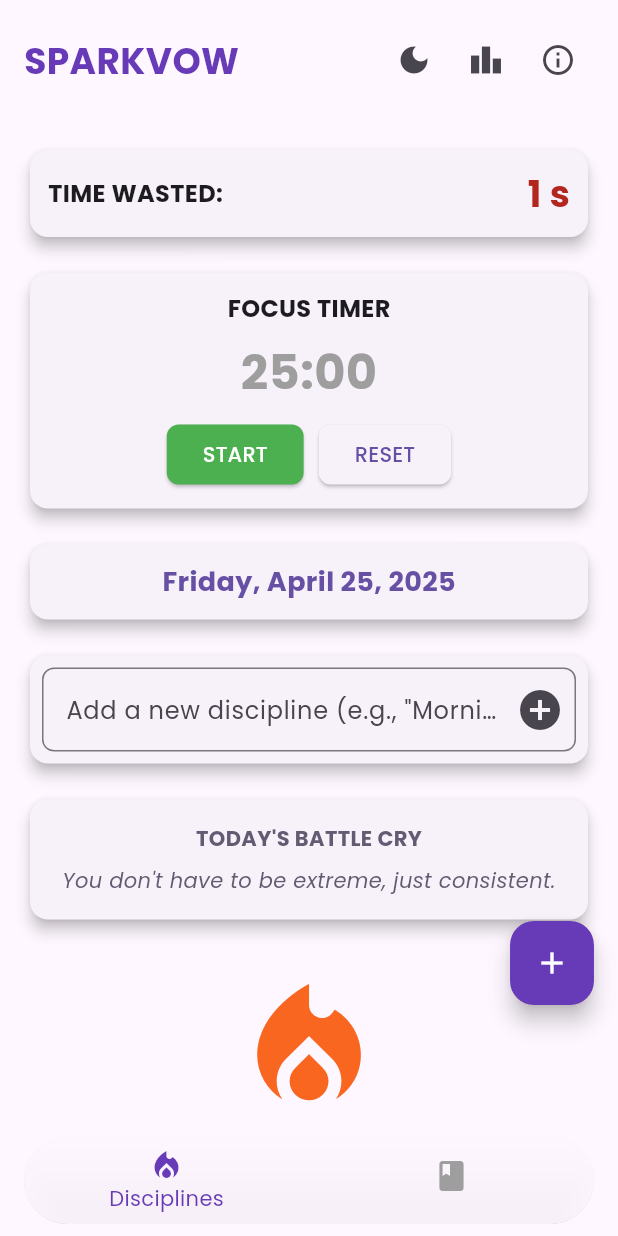
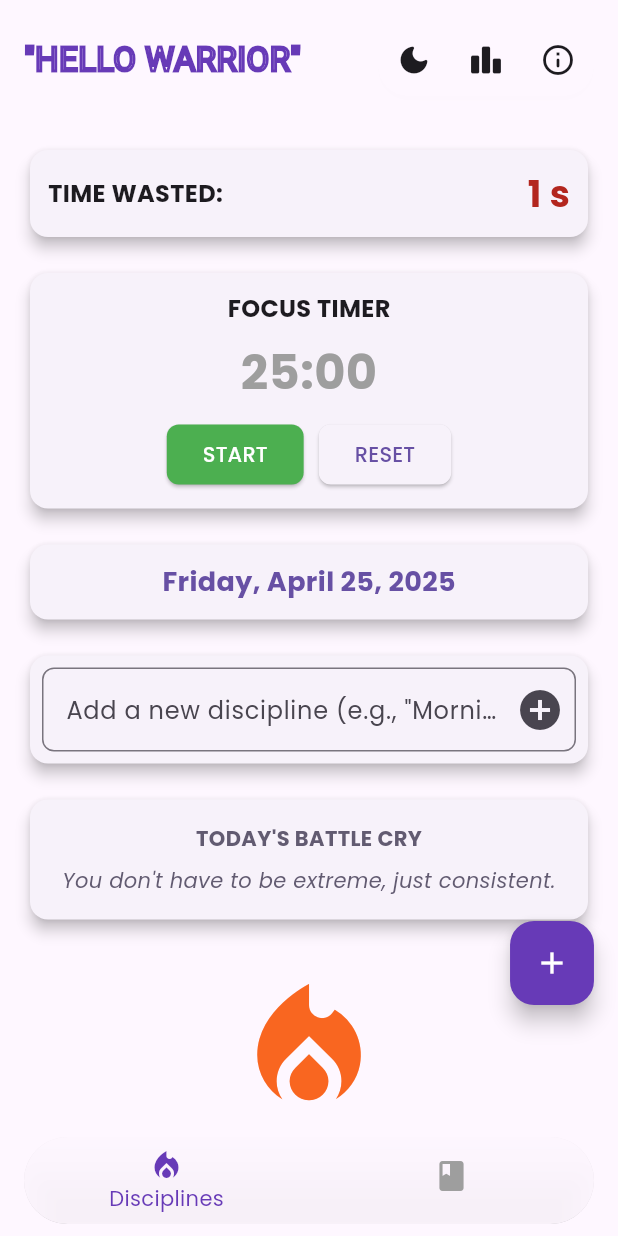
Before and after one commit to ganesh12122/Daily_Spark, a Flutter app: the screen it shows after launch, after a tap on "Skip", on a phone screen of 412 x 824 dp. Run offline on Flutter 3.47's test engine with Material 3 defaults, Android fonts, the light colour scheme and no system bars; our stand-ins replace audioplayers, confetti, flutter_local_notifications, google_fonts, introduction_screen, package_info_plus and 2 more.

Commit message:
web app beta launch

```diff
--- a/lib/main.dart
+++ b/lib/main.dart
@@ -26,7 +26,7 @@ class MyApp extends StatelessWidget {
     return Consumer<DisciplineProvider>(
       builder: (context, disciplineProvider, child) {
         return MaterialApp(
-          title: 'SparkVow',
+          title: 'DailySpark',
           theme: ThemeData(
             primarySwatch: Colors.deepPurple,
             brightness: Brightness.light,
--- a/lib/ui/screens/daily_spark_screen.dart
+++ b/lib/ui/screens/daily_spark_screen.dart
@@ -49,24 +49,14 @@ class _DailySparkScreenState extends State<DailySparkScreen> with TickerProvider
   void initState() {
     super.initState();
     _notificationService = NotificationService();
-    _pulseController = AnimationController(
-      vsync: this,
-      duration: const Duration(milliseconds: 1000),
-    )..repeat(reverse: true);
-    _badgeScaleController = AnimationController(
-      vsync: this,
-      duration: const Duration(milliseconds: 300),
-    );
-    _quoteFadeController = AnimationController(
-      vsync: this,
-      duration: const Duration(milliseconds: 1000),
-    )..forward();
+    _pulseController = AnimationController(vsync: this, duration: const Duration(milliseconds: 1000))..repeat(reverse: true);
+    _badgeScaleController = AnimationController(vsync: this, duration: const Duration(milliseconds: 300));
+    _quoteFadeController = AnimationController(vsync: this, duration: const Duration(milliseconds: 1000))..forward();
     _confettiController = ConfettiController(duration: const Duration(seconds: 3));
     _initializeNotifications();
     _startTimers();
     _checkAchievements();
     AnalyticsService.logEvent('app_opened');
-
     WidgetsBinding.instance.addPostFrameCallback((_) {
       final provider = Provider.of<DisciplineProvider>(context, listen: false);
       _displayedList = List.from(provider.list);
@@ -89,17 +79,12 @@ class _DailySparkScreenState extends State<DailySparkScreen> with TickerProvider
 
   void _startTimers() {
     _secondsWastedTimer = Timer.periodic(const Duration(seconds: 1), (timer) {
-      if (!_isPaused) {
-        setState(() {
-          _secondsWasted++;
+      if (!_isPaused) setState(() => _secondsWasted++);
     });
-      }
-    });
+
     _pomodoroTimer = Timer.periodic(const Duration(seconds: 1), (timer) {
       if (_pomodoroActive && _pomodoroSeconds > 0) {
-        setState(() {
-          _pomodoroSeconds--;
-        });
+        setState(() => _pomodoroSeconds--);
         if (_pomodoroSeconds == 0) {
           _playPomodoroChime();
           _stopPomodoro();
@@ -116,14 +101,12 @@ class _DailySparkScreenState extends State<DailySparkScreen> with TickerProvider
   void _checkAchievements() {
     final provider = Provider.of<DisciplineProvider>(context, listen: false);
     final level = provider.achievementLevel;
-
     if (level != 'none') {
       setState(() {
         _showAchievement = true;
         _achievementLevel = level;
         _badgeScaleController.forward();
       });
-
       if (level == 'gold') {
         _achievementMessage = 'MASTER OF DISCIPLINE! You completed all tasks today!';
         _notificationService.showAchievementNotification(
@@ -139,7 +122,6 @@ class _DailySparkScreenState extends State<DailySparkScreen> with TickerProvider
         );
         AnalyticsService.logEvent('silver_badge_earned');
       }
-
       Future.delayed(const Duration(seconds: 5), () {
         if (mounted) {
           setState(() {
@@ -188,7 +170,6 @@ class _DailySparkScreenState extends State<DailySparkScreen> with TickerProvider
     final provider = Provider.of<DisciplineProvider>(context, listen: false);
     final completed = provider.list.where((d) => d.isDone).length;
     final total = provider.list.length;
-
     _notificationService.showAchievementNotification(
       '⚠️ Discipline Failure',
       'You only completed $completed/$total tasks! Try harder tomorrow!',
@@ -250,19 +231,12 @@ class _DailySparkScreenState extends State<DailySparkScreen> with TickerProvider
               CheckboxListTile(
                 title: const Text('Commit to 48 days'),
                 value: commitTo48Days,
-                onChanged: (value) {
-                  setState(() {
-                    commitTo48Days = value ?? true;
-                  });
-                },
+                onChanged: (value) => setState(() => commitTo48Days = value ?? true),
               ),
             ],
           ),
           actions: [
-            TextButton(
-              onPressed: () => Navigator.of(ctx).pop(null),
-              child: const Text('Cancel'),
-            ),
+            TextButton(onPressed: () => Navigator.of(ctx).pop(null), child: const Text('Cancel')),
             TextButton(
               onPressed: () => Navigator.of(ctx).pop({
                 'confirmed': true,
@@ -311,15 +285,10 @@ class _DailySparkScreenState extends State<DailySparkScreen> with TickerProvider
     if (direction == DismissDirection.startToEnd) {
       final discipline = _displayedList[index];
       if (!provider.canDeleteDiscipline(discipline)) {
-        // Store context before async operation
         final scaffoldMessenger = ScaffoldMessenger.of(context);
         if (mounted) {
           scaffoldMessenger.showSnackBar(
-            SnackBar(
-              content: Text(
-                'You must achieve a 48-day streak before deleting "${discipline.discipline}"!',
-              ),
-            ),
+            SnackBar(content: Text('You must achieve a 48-day streak before deleting "${discipline.discipline}"!')),
           );
         }
         return false;
@@ -333,14 +302,8 @@ class _DailySparkScreenState extends State<DailySparkScreen> with TickerProvider
                 'Do you want to delete this discipline or renew it for another 48 days?',
           ),
           actions: [
-            TextButton(
-              onPressed: () => Navigator.of(ctx).pop('renew'),
-              child: const Text('Renew'),
-            ),
-            TextButton(
-              onPressed: () => Navigator.of(ctx).pop('delete'),
-              child: const Text('Delete'),
-            ),
+            TextButton(onPressed: () => Navigator.of(ctx).pop('renew'), child: const Text('Renew')),
+            TextButton(onPressed: () => Navigator.of(ctx).pop('delete'), child: const Text('Delete')),
           ],
         ),
       );
@@ -391,7 +354,6 @@ class _DailySparkScreenState extends State<DailySparkScreen> with TickerProvider
     final completedToday = provider.list.where((d) => d.isDone).length;
     final totalTasks = provider.list.length;
     final completionRate = totalTasks > 0 ? (completedToday / totalTasks) * 100 : 0;
-
     showDialog(
       context: context,
       builder: (ctx) => AlertDialog(
@@ -431,10 +393,7 @@ class _DailySparkScreenState extends State<DailySparkScreen> with TickerProvider
           ],
         ),
         actions: [
-          TextButton(
-            onPressed: () => Navigator.of(ctx).pop(),
-            child: const Text('CLOSE'),
-          ),
+          TextButton(onPressed: () => Navigator.of(ctx).pop(), child: const Text('CLOSE')),
         ],
       ),
     );
@@ -466,15 +425,15 @@ class _DailySparkScreenState extends State<DailySparkScreen> with TickerProvider
           crossAxisAlignment: CrossAxisAlignment.start,
           children: [
             Text(
-              '🔥 THE ULTIMATE DISCIPLINE BUILDER 🔥\n\n'
-                  'This app is designed for warriors who refuse to waste time.\n\n'
-                  'Every second counts. Every discipline matters.\n\n'
+              '🔥 THE ULTIMATE DISCIPLINE BUILDER 🔥\n'
+                  'This app is designed for warriors who refuse to waste time.\n'
+                  'Every second counts. Every discipline matters.\n'
                   'Features:\n'
                   '- Track daily disciplines\n'
                   '- Build unbreakable streaks\n'
                   '- Time wasting counter\n'
                   '- Focus timer\n'
-                  '- Hardcore motivation\n\n'
+                  '- Hardcore motivation\n'
                   'Version: ${packageInfo.version}\n'
                   'Beta Release',
             ),
@@ -510,10 +469,7 @@ class _DailySparkScreenState extends State<DailySparkScreen> with TickerProvider
             },
             child: const Text('SEND FEEDBACK'),
           ),
-          TextButton(
-            onPressed: () => Navigator.of(ctx).pop(),
-            child: const Text('CLOSE'),
-          ),
+          TextButton(onPressed: () => Navigator.of(ctx).pop(), child: const Text('CLOSE')),
         ],
       ),
     );
@@ -539,7 +495,6 @@ class _DailySparkScreenState extends State<DailySparkScreen> with TickerProvider
     final disciplineProvider = Provider.of<DisciplineProvider>(context);
     final theme = Theme.of(context);
     final today = DateTime.now();
-
     return Stack(
       alignment: Alignment.topCenter,
       children: [
@@ -551,21 +506,50 @@ class _DailySparkScreenState extends State<DailySparkScreen> with TickerProvider
                 child: Row(
                   mainAxisAlignment: MainAxisAlignment.spaceBetween,
                   children: [
-                    const Text(
-                      'SPARKVOW',
+                    // Warrior Greeting with improved design
+                    Stack(
+                      children: [
+                        // Text shadow for depth
+                        Text(
+                          '"HELLO WARRIOR"',
                           style: TextStyle(
-                        fontSize: 24,
-                        fontWeight: FontWeight.bold,
-                        color: Colors.deepPurple,
+                            fontSize: 22,
+                            fontFamily: 'Roboto', // Use a more impactful font
+                            foreground: Paint()
+                              ..style = PaintingStyle.stroke
+                              ..strokeWidth = 2
+                              ..color = Colors.deepPurple,
                           ),
                         ),
-                    Row(
+                        // Main text
+                      ],
+                    ),
+                    // Action buttons with better styling
+                    Container(
+                      decoration: BoxDecoration(
+                        color: Theme.of(context).colorScheme.surface.withOpacity(0.7),
+                        borderRadius: BorderRadius.circular(20),
+                        boxShadow: [
+                          BoxShadow(
+                            color: Colors.black.withAlpha(1),
+                            blurRadius: 6,
+                            offset: const Offset(0, 3),
+                          ),
+                        ],
+                      ),
+                      child: Row(
+                        mainAxisSize: MainAxisSize.min,
                         children: [
+                          // Theme toggle button
                           IconButton(
-                          icon: Icon(disciplineProvider.darkMode
-                              ? Icons.light_mode
-                              : Icons.dark_mode),
+                            icon: Icon(
+                              disciplineProvider.darkMode
+                                  ? Icons.light_mode_rounded
+                                  : Icons.dark_mode_rounded,
+                              size: 24,
+                            ),
                             tooltip: 'Toggle theme',
+                            color: Theme.of(context).colorScheme.onSurface,
                             onPressed: () {
                               disciplineProvider.toggleDarkMode();
                               HapticFeedback.lightImpact();
@@ -573,21 +557,32 @@ class _DailySparkScreenState extends State<DailySparkScreen> with TickerProvider
                                   params: {'dark_mode': disciplineProvider.darkMode});
                             },
                           ),
+                          // Stats button
                           IconButton(
-                          icon: const Icon(Icons.leaderboard),
+                            icon: const Icon(
+                              Icons.leaderboard_rounded,
+                              size: 24,
+                            ),
                             tooltip: 'View stats',
+                            color: Theme.of(context).colorScheme.onSurface,
                             onPressed: () {
                               _showStatistics(context, disciplineProvider);
                             },
                           ),
+                          // Info button
                           IconButton(
-                          icon: const Icon(Icons.info_outline),
+                            icon: const Icon(
+                              Icons.info_outline_rounded,
+                              size: 24,
+                            ),
                             tooltip: 'About app',
+                            color: Theme.of(context).colorScheme.onSurface,
                             onPressed: () {
                               _showAboutDialog(context);
                             },
                           ),
                         ],
+                      ),
                     ),
                   ],
                 ),
--- a/lib/ui/screens/dairy_screen.dart
+++ b/lib/ui/screens/dairy_screen.dart
@@ -147,7 +147,7 @@ class _DiaryScreenState extends State<DiaryScreen> {
                         mainAxisAlignment: MainAxisAlignment.spaceBetween,
                         children: [
                           const Text(
-                            'DAILY REFLECTIONS',
+                            'YOUR REFLECTIONS',
                             style: TextStyle(
                               fontSize: 24,
                               fontWeight: FontWeight.bold,
--- a/lib/ui/screens/onboarding_screen.dart
+++ b/lib/ui/screens/onboarding_screen.dart
@@ -62,7 +62,7 @@ class OnboardingScreen extends StatelessWidget {
   Widget build(BuildContext context) {
     final pages = [
       PageViewModel(
-        title: "Welcome to SparkVow!",
+        title: "Welcome to DailySpark!",
         body: "Build discipline by tracking daily tasks and staying focused.",
         image: const Center(
           child: Icon(Icons.local_fire_department, size: 100, color: Colors.deepPurple),
--- a/pubspec.yaml
+++ b/pubspec.yaml
@@ -22,6 +22,7 @@ dependencies:
   google_fonts: ^6.2.1
   confetti: ^0.8.0
   animated_text_kit: ^4.2.3
+  path_provider_android: ^2.2.17
 
 dev_dependencies:
   flutter_test:
```
Also changed, not shown: pubspec.lock, 7 other files. Lines whose indentation alone changed are shown as unchanged.
